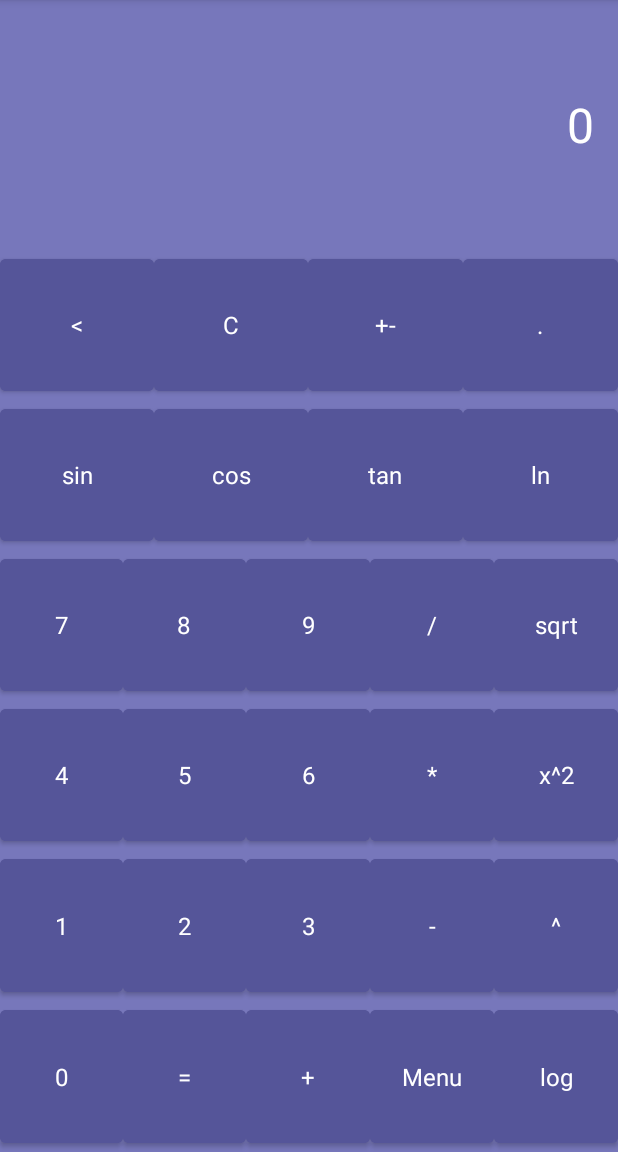
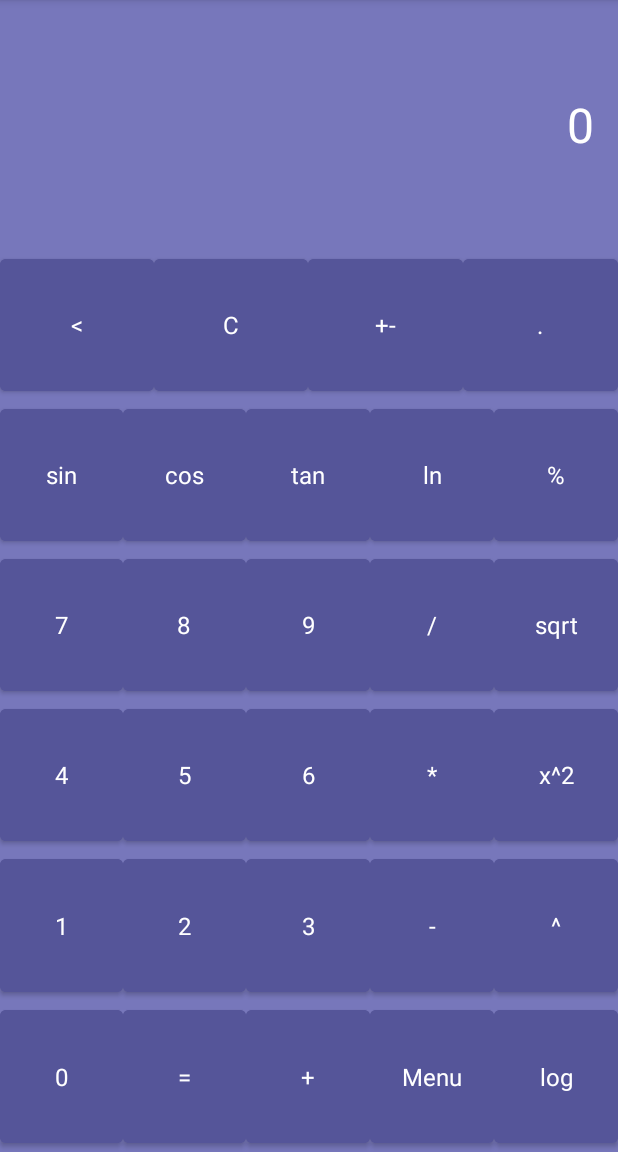
Before and after one commit to KZielinskii/Kalkulator, an Android app: the CalculatorScientific screen opened directly, with no data from a screen before it, on a phone screen of 412 x 824 dp, the part 84-1236 px from its top. Run offline under Robolectric (Android 15) with nearby library versions, the phone set to English and light mode, and no system bars.

Commit message:
Add % to calc scient

```diff
--- a/app/src/main/res/layout/activity_calculator_scientific.xml
+++ b/app/src/main/res/layout/activity_calculator_scientific.xml
@@ -135,6 +135,17 @@
                 android:layout_weight=".25"
                 android:backgroundTint="#555599"
                 android:text="ln"
+                android:textAppearance="@style/TextAppearance.AppCompat.Large"
+                android:textSize="16sp"
+                android:visibility="visible" />
+
+            <Button
+                android:id="@+id/p29"
+                android:layout_width="0dp"
+                android:layout_height="match_parent"
+                android:layout_weight=".25"
+                android:backgroundTint="#555599"
+                android:text="%"
                 android:textAppearance="@style/TextAppearance.AppCompat.Large"
                 android:textSize="16sp"
                 android:visibility="visible" />
```
Also changed, not shown: app/src/main/java/com/example/kalkulator/CalculatorScientific.java (+16 -0 lines).
